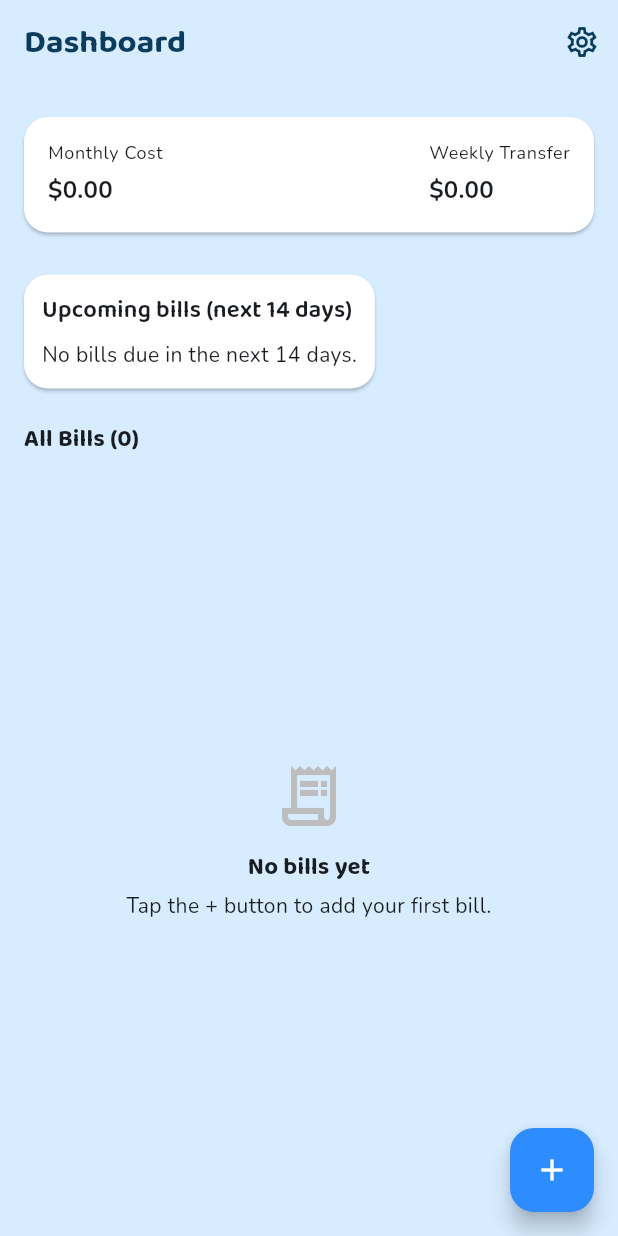
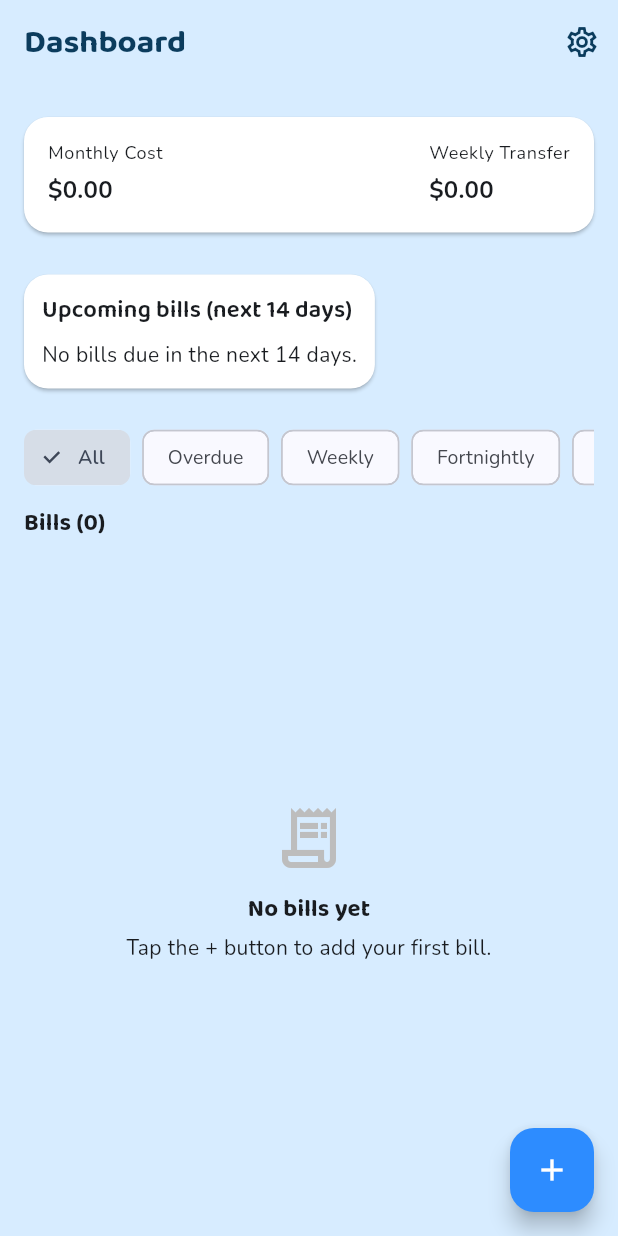
Before and after one commit to Parth-Patel01/BillBucket, a Flutter app: the screen it shows after launch, on a phone screen of 412 x 824 dp. Run offline on Flutter 3.47's test engine with Material 3 defaults, Android fonts, the phone set to English and light mode, and no system bars; our stand-ins replace hive, hive_flutter; accounts and stored records are empty.

Commit message:
feat: add filter bar for bills list (status and frequency)

```diff
--- a/lib/screens/dashboard_screen.dart
+++ b/lib/screens/dashboard_screen.dart
@@ -3,20 +3,38 @@ import 'package:provider/provider.dart';
 
 import '../providers/bill_provider.dart';
 import '../models/bill.dart';
+import '../utils/bill_icons.dart';
 import '../utils/formatters.dart';
 import 'add_edit_bill_screen.dart';
 import 'bill_detail_screen.dart';
 import 'settings_screen.dart';
+
+/// Filters for the main bills list.
+enum BillFilter {
+  all,
+  overdue,
+  weekly,
+  fortnightly,
+  monthly,
+  yearly,
+}
 
 /// Main dashboard screen.
 ///
 /// Responsibilities:
 /// - Shows high-level summary (monthly cost, recommended weekly transfer).
 /// - Shows upcoming bills (next 14 days).
-/// - Lists all bills sorted by next due date.
+/// - Lists all bills with sorting and filtering.
 /// - Provides FAB to add a new bill.
-class DashboardScreen extends StatelessWidget {
+class DashboardScreen extends StatefulWidget {
   const DashboardScreen({super.key});
+
+  @override
+  State<DashboardScreen> createState() => _DashboardScreenState();
+}
+
+class _DashboardScreenState extends State<DashboardScreen> {
+  BillFilter _selectedFilter = BillFilter.all;
 
   @override
   Widget build(BuildContext context) {
@@ -25,14 +43,31 @@ class DashboardScreen extends StatelessWidget {
     final totalMonthly = billProvider.totalMonthlyCost;
     final weeklyTransfer = billProvider.recommendedWeeklyTransfer;
     final upcomingBills = billProvider.upcomingBills(daysAhead: 14);
+    final textTheme = Theme.of(context).textTheme;
 
-    // Sort main list by next due date (soonest first)
-    final sortedBills = [...bills]
+    // 1️⃣ Apply filter
+    final filteredBills = bills.where((bill) {
+      switch (_selectedFilter) {
+        case BillFilter.all:
+          return true;
+        case BillFilter.overdue:
+          return billProvider.isOverdue(bill);
+        case BillFilter.weekly:
+          return bill.frequency == BillFrequency.weekly;
+        case BillFilter.fortnightly:
+          return bill.frequency == BillFrequency.fortnightly;
+        case BillFilter.monthly:
+          return bill.frequency == BillFrequency.monthly;
+        case BillFilter.yearly:
+          return bill.frequency == BillFrequency.yearly;
+      }
+    }).toList();
+
+    // 2️⃣ Sort filtered list by next due date (soonest first)
+    final sortedBills = [...filteredBills]
       ..sort(
             (a, b) => a.nextDueDate.compareTo(b.nextDueDate),
       );
-
-    final textTheme = Theme.of(context).textTheme;
 
     return Scaffold(
       appBar: AppBar(
@@ -76,9 +111,20 @@ class DashboardScreen extends StatelessWidget {
             _UpcomingBillsSection(upcomingBills: upcomingBills),
             const SizedBox(height: 16),
 
+            // 🔹 Filter chips row
+            _FilterBar(
+              selected: _selectedFilter,
+              onSelected: (filter) {
+                setState(() {
+                  _selectedFilter = filter;
+                });
+              },
+            ),
+            const SizedBox(height: 8),
+
             // Heading for main list — use Baloo2 to match brand
             Text(
-              'All Bills (${sortedBills.length})',
+              'Bills (${sortedBills.length})',
               style: textTheme.titleMedium?.copyWith(
                 fontFamily: 'Baloo2',
                 fontWeight: FontWeight.w700,
@@ -88,7 +134,9 @@ class DashboardScreen extends StatelessWidget {
 
             Expanded(
               child: sortedBills.isEmpty
-                  ? _EmptyBillsState()
+                  ? _EmptyBillsState(
+                isFiltered: _selectedFilter != BillFilter.all,
+              )
                   : ListView.builder(
                 padding:
                 const EdgeInsets.only(bottom: 80), // space for FAB
@@ -106,6 +154,66 @@ class DashboardScreen extends StatelessWidget {
         ),
       ),
     );
+  }
+}
+
+/// Horizontal filter bar using choice chips.
+class _FilterBar extends StatelessWidget {
+  const _FilterBar({
+    required this.selected,
+    required this.onSelected,
+  });
+
+  final BillFilter selected;
+  final ValueChanged<BillFilter> onSelected;
+
+  @override
+  Widget build(BuildContext context) {
+    final filters = BillFilter.values;
+    final colorScheme = Theme.of(context).colorScheme;
+
+    return SingleChildScrollView(
+      scrollDirection: Axis.horizontal,
+      child: Row(
+        children: filters.map((filter) {
+          final bool isSelected = filter == selected;
+          return Padding(
+            padding: const EdgeInsets.only(right: 8.0),
+            child: ChoiceChip(
+              label: Text(_filterLabel(filter)),
+              selected: isSelected,
+              labelStyle: TextStyle(
+                fontSize: 13,
+                fontWeight: isSelected ? FontWeight.w600 : FontWeight.w400,
+              ),
+              selectedColor: colorScheme.primary.withOpacity(0.15),
+              onSelected: (value) {
+                if (value) {
+                  onSelected(filter);
+                }
+              },
+            ),
+          );
+        }).toList(),
+      ),
+    );
+  }
+
+  String _filterLabel(BillFilter filter) {
+    switch (filter) {
+      case BillFilter.all:
+        return 'All';
+      case BillFilter.overdue:
+        return 'Overdue';
+      case BillFilter.weekly:
+        return 'Weekly';
+      case BillFilter.fortnightly:
+        return 'Fortnightly';
+      case BillFilter.monthly:
+        return 'Monthly';
+      case BillFilter.yearly:
+        return 'Yearly';
+    }
   }
 }
 
@@ -294,9 +402,18 @@ class _UpcomingBillRow extends StatelessWidget {
 
 /// Empty state shown when there are no bills.
 class _EmptyBillsState extends StatelessWidget {
+  const _EmptyBillsState({this.isFiltered = false});
+
+  final bool isFiltered;
+
   @override
   Widget build(BuildContext context) {
     final textTheme = Theme.of(context).textTheme;
+
+    final title = isFiltered ? 'No bills match this filter' : 'No bills yet';
+    final subtitle = isFiltered
+        ? 'Try changing or clearing the filters above.'
+        : 'Tap the + button to add your first bill.';
 
     return Center(
       child: Column(
@@ -309,7 +426,7 @@ class _EmptyBillsState extends StatelessWidget {
           ),
           const SizedBox(height: 12),
           Text(
-            'No bills yet',
+            title,
             style: textTheme.titleMedium?.copyWith(
               fontFamily: 'Baloo2',
               fontWeight: FontWeight.w700,
@@ -317,7 +434,7 @@ class _EmptyBillsState extends StatelessWidget {
           ),
           const SizedBox(height: 4),
           Text(
-            'Tap the + button to add your first bill.',
+            subtitle,
             style: textTheme.bodyMedium,
             textAlign: TextAlign.center,
           ),
@@ -327,8 +444,7 @@ class _EmptyBillsState extends StatelessWidget {
   }
 }
 
-/// Basic list tile for a bill.
-/// Tapping navigates to the bill detail screen.
+/// A visually enhanced list tile for individual bills.
 class _BillListTile extends StatelessWidget {
   const _BillListTile({
     required this.bill,
@@ -346,40 +462,40 @@ class _BillListTile extends StatelessWidget {
     final freqLabel = Bill.frequencyLabel(bill.frequency);
     final dateText = formatShortDate(bill.nextDueDate);
 
-    // Category-based icon
-    final IconData iconData = _iconForBillName(bill.name);
+    // Leading icon changes based on overdue state
+    final Color iconBgColor = isOverdue
+        ? colorScheme.error.withOpacity(0.12)
+        : colorScheme.primary.withOpacity(0.12);
 
-    // Colors: category by shape, overdue by color
-    final Color iconBgColor = isOverdue
-        ? colorScheme.error.withOpacity(0.10)
-        : colorScheme.primary.withOpacity(0.08);
-
-    final Color iconColor = isOverdue
-        ? colorScheme.error
-        : colorScheme.primary;
+    final Color iconColor =
+    isOverdue ? colorScheme.error : colorScheme.primary;
 
     return Card(
       margin: const EdgeInsets.symmetric(vertical: 4),
+      elevation: 0.5,
+      shadowColor: Colors.black12,
       child: ListTile(
         contentPadding:
         const EdgeInsets.symmetric(horizontal: 16, vertical: 10),
 
-        // Leading status/category icon
+        // Leading status icon (CATEGORY ICON)
         leading: Container(
           width: 40,
           height: 40,
           decoration: BoxDecoration(
-            color: iconBgColor,
+            color: isOverdue
+                ? colorScheme.error.withOpacity(0.12)
+                : colorScheme.primary.withOpacity(0.10),
             shape: BoxShape.circle,
           ),
           child: Icon(
-            iconData,
+            iconForBillName(bill.name),
             size: 22,
-            color: iconColor,
+            color: isOverdue ? colorScheme.error : colorScheme.primary,
           ),
         ),
 
-        // Title row: bill name + amount
+        // Main title row: name + amount
         title: Row(
           children: [
             Expanded(
@@ -389,6 +505,8 @@ class _BillListTile extends StatelessWidget {
                   fontWeight: FontWeight.w600,
                   color: isOverdue ? colorScheme.error : null,
                 ),
+                maxLines: 1,
+                overflow: TextOverflow.ellipsis,
               ),
             ),
             const SizedBox(width: 8),
@@ -396,27 +514,26 @@ class _BillListTile extends StatelessWidget {
               formatMoney(bill.amount),
               style: textTheme.bodyLarge?.copyWith(
                 fontWeight: FontWeight.w700,
-                color:
-                isOverdue ? colorScheme.error : textTheme.bodyLarge?.color,
+                color: isOverdue ? colorScheme.error : null,
               ),
             ),
           ],
         ),
 
-        // Subtitle row: frequency + due date
+        // Subtitle row: frequency and due date
         subtitle: Padding(
           padding: const EdgeInsets.only(top: 4.0),
           child: Row(
             children: [
-              Icon(
+              const Icon(
                 Icons.calendar_today_outlined,
                 size: 14,
-                color: Colors.grey.shade500,
+                color: Colors.grey,
               ),
               const SizedBox(width: 4),
               Expanded(
                 child: Text(
-                  '$freqLabel • $dateText',
+                  "$freqLabel • $dateText",
                   style: textTheme.bodySmall?.copyWith(
                     color: Colors.grey.shade600,
                   ),
@@ -427,7 +544,7 @@ class _BillListTile extends StatelessWidget {
           ),
         ),
 
-        // Trailing chevron for navigational cue
+        // Trailing chevron indicator
         trailing: const Icon(
           Icons.chevron_right,
           size: 20,
@@ -444,89 +561,3 @@ class _BillListTile extends StatelessWidget {
     );
   }
 }
-
-IconData _iconForBillName(String name) {
-  final n = name.toLowerCase();
-
-  // Car / transport
-  if (n.contains('car') || n.contains('rego') || n.contains('fuel')) {
-    return Icons.directions_car_filled;
-  }
-
-  // Health / medical insurance
-  if (n.contains('health') ||
-      n.contains('medic') ||
-      n.contains('hospital') ||
-      n.contains('hcf') ||
-      n.contains('bupa') ||
-      n.contains('nib') ||
-      n.contains('cbhs')) {
-    return Icons.health_and_safety;
-  }
-
-  // Phone / mobile
-  if (n.contains('phone') ||
-      n.contains('mobile') ||
-      n.contains('sim') ||
-      n.contains('telstra') ||
-      n.contains('optus') ||
-      n.contains('vodafone')) {
-    return Icons.smartphone;
-  }
-
-  // Internet / wifi / NBN
-  if (n.contains('internet') ||
-      n.contains('wifi') ||
-      n.contains('broadband') ||
-      n.contains('nbn')) {
-    return Icons.wifi;
-  }
-
-  // Music / streaming audio (Spotify, Apple Music, etc.)
-  if (n.contains('spotify') ||
-      n.contains('music') ||
-      n.contains('apple music') ||
-      n.contains('soundcloud')) {
-    return Icons.music_note;
-  }
-
-  // Video streaming (Netflix, Prime, Disney, YouTube, etc.)
-  if (n.contains('netflix') ||
-      n.contains('prime') ||
-      n.contains('disney') ||
-      n.contains('youtube') ||
-      n.contains('stan')) {
-    return Icons.tv;
-  }
-
-  // Rent / mortgage / home
-  if (n.contains('rent') ||
-      n.contains('mortgage') ||
-      n.contains('home loan') ||
-      n.contains('house')) {
-    return Icons.home_filled;
-  }
-
-  // Generic insurance
-  if (n.contains('insurance') || n.contains('insurence')) {
-    return Icons.shield_outlined;
-  }
-
-  // Power / electricity / gas
-  if (n.contains('electricity') ||
-      n.contains('power') ||
-      n.contains('energy') ||
-      n.contains('gas') ||
-      n.contains('agl') ||
-      n.contains('origin')) {
-    return Icons.bolt;
-  }
-
-  // Generic subscription
-  if (n.contains('subscription') || n.contains('sub ')) {
-    return Icons.autorenew;
-  }
-
-  // Fallback
-  return Icons.receipt_long;
-}
```
Also changed, not shown: lib/utils/bill_icons.dart (added, +86 -0 lines).
